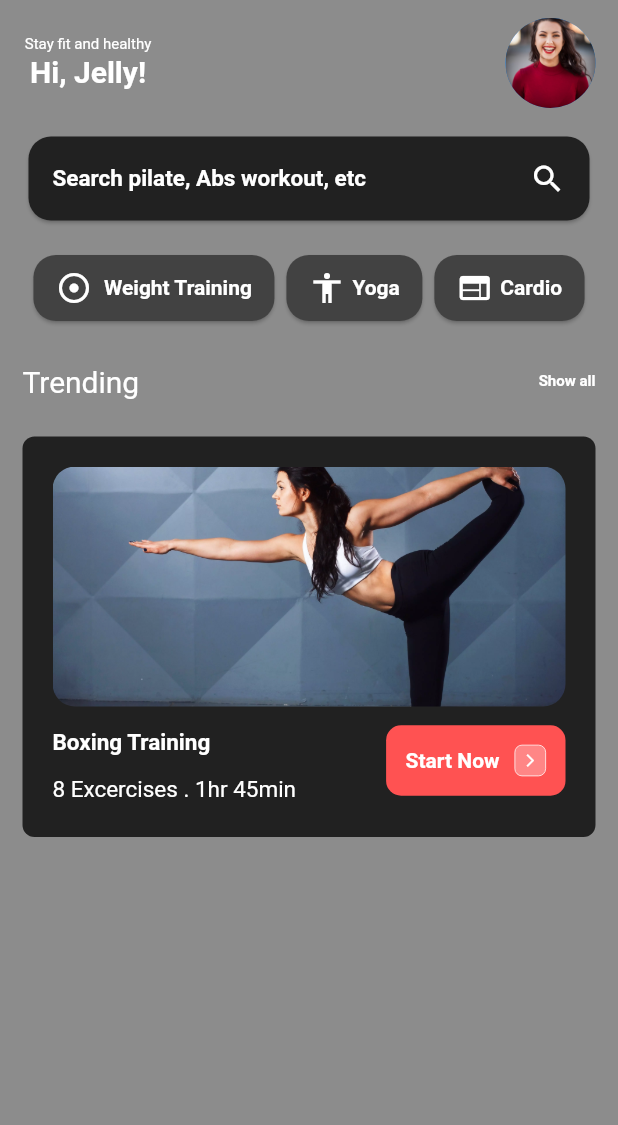
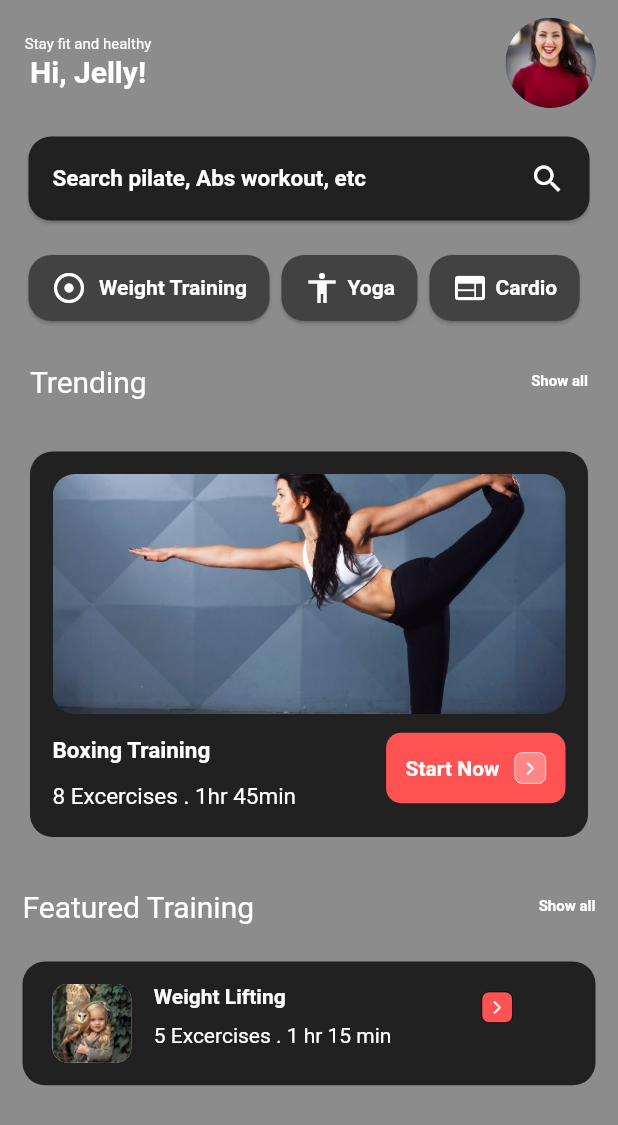
Before and after one commit to FrankOnyemaOrji/practicalApp, a Flutter app: the screen it shows after launch, on a phone screen of 412 x 824 dp. Shown: the top 1125 px of the screen. Run offline on Flutter 3.47's test engine with Material 2 defaults, Android fonts, the phone set to English and light mode, and no system bars; drawn by our look-alikes of getwidget.

Commit message:
latest changes

```diff
--- a/lib/main.dart
+++ b/lib/main.dart
@@ -1,4 +1,5 @@
 import 'package:flutter/cupertino.dart';
+import 'package:getwidget/getwidget.dart';
 import 'package:flutter/material.dart';
 
 void main() {
@@ -22,6 +23,7 @@ class _YogaAppState extends State<YogaApp> {
             padding: const EdgeInsets.symmetric(vertical: 12, horizontal: 15),
             child: SingleChildScrollView(
               child: Column(
+                crossAxisAlignment: CrossAxisAlignment.start,
                 children: [
                   Row(
                     mainAxisAlignment: MainAxisAlignment.spaceBetween,
@@ -89,10 +91,7 @@ class _YogaAppState extends State<YogaApp> {
                       ),
                     ),
                   ),
-                  Padding(
-                    padding:
-                        const EdgeInsets.symmetric(vertical: 0, horizontal: 0),
-                    child: SingleChildScrollView(
+                  SingleChildScrollView(
                     scrollDirection: Axis.horizontal,
                     child: Row(
                       children: [
@@ -192,10 +191,9 @@ class _YogaAppState extends State<YogaApp> {
                       ],
                     ),
                   ),
-                  ),
                   Padding(
                     padding:
-                        const EdgeInsets.symmetric(vertical: 25, horizontal: 0),
+                        const EdgeInsets.symmetric(vertical: 25, horizontal: 5),
                     child: Row(
                       mainAxisAlignment: MainAxisAlignment.spaceBetween,
                       children: [
@@ -217,10 +215,14 @@ class _YogaAppState extends State<YogaApp> {
                       ],
                     ),
                   ),
-                  Container(
-                    padding: EdgeInsets.symmetric(vertical: 20, horizontal: 20),
+                  Padding(
+                    padding:
+                        const EdgeInsets.symmetric(vertical: 10, horizontal: 5),
+                    child: Container(
+                      padding:
+                          EdgeInsets.symmetric(vertical: 15, horizontal: 15),
                       decoration: BoxDecoration(
-                      borderRadius: BorderRadius.circular(8.0),
+                        borderRadius: BorderRadius.circular(15.0),
                         color: Colors.grey.shade900,
                       ),
                       alignment: Alignment.center,
@@ -277,8 +279,9 @@ class _YogaAppState extends State<YogaApp> {
                                     borderRadius: BorderRadius.circular(10.0),
                                     color: Colors.redAccent,
                                   ),
-                                child:  Row(
-                                  mainAxisAlignment: MainAxisAlignment.spaceBetween,
+                                  child: Row(
+                                    mainAxisAlignment:
+                                        MainAxisAlignment.spaceBetween,
                                     children: [
                                       Text(
                                         'Start Now',
@@ -294,11 +297,16 @@ class _YogaAppState extends State<YogaApp> {
                                             width: 0.5,
                                             color: Colors.white,
                                           ),
-                                        borderRadius: BorderRadius.circular(5),
+                                          borderRadius:
+                                              BorderRadius.circular(5),
                                           color: Colors.white.withOpacity(0.3),
                                         ),
                                         padding: const EdgeInsets.all(5),
-                                      child: Icon(Icons.arrow_forward_ios, size: 10.0, color: Colors.white,),
+                                        child: Icon(
+                                          Icons.arrow_forward_ios,
+                                          size: 10.0,
+                                          color: Colors.white,
+                                        ),
                                       ),
                                     ],
                                   ),
@@ -306,9 +314,101 @@ class _YogaAppState extends State<YogaApp> {
                               ),
                             ],
                           ),
-
-                        //This is where my problem is the card is not showing can you help....
-                        //uncomment it so you can fix it...
+                        ],
+                      ),
+                    ),
+                  ),
+                  Padding(
+                    padding:
+                        const EdgeInsets.symmetric(vertical: 25, horizontal: 0),
+                    child: Row(
+                      mainAxisAlignment: MainAxisAlignment.spaceBetween,
+                      children: [
+                        Text(
+                          'Featured Training',
+                          style: TextStyle(
+                            fontSize: 20,
+                            color: Colors.white,
+                          ),
+                        ),
+                        Text(
+                          'Show all',
+                          style: TextStyle(
+                            color: Colors.white,
+                            fontWeight: FontWeight.bold,
+                            fontSize: 10,
+                          ),
+                        )
+                      ],
+                    ),
+                  ),
+                  Container(
+                    padding: EdgeInsets.symmetric(vertical: 15, horizontal: 20),
+                    decoration: BoxDecoration(
+                      color: Colors.grey.shade900,
+                      borderRadius: BorderRadius.circular(
+                        (15.0),
+                      ),
+                    ),
+                    child: Row(
+                      crossAxisAlignment: CrossAxisAlignment.start,
+                      children: [
+                        GFAvatar(
+                          backgroundImage: AssetImage('images/onyema.webp'),
+                          shape: GFAvatarShape.standard,
+                        ),
+                        Padding(
+                          padding: const EdgeInsets.symmetric(
+                              vertical: 0, horizontal: 15),
+                          child: Column(
+                            crossAxisAlignment: CrossAxisAlignment.start,
+                            mainAxisAlignment: MainAxisAlignment.spaceBetween,
+                            children: [
+                              Text(
+                                'Weight Lifting',
+                                style: TextStyle(
+                                  fontWeight: FontWeight.bold,
+                                  color: Colors.white,
+                                ),
+                              ),
+                              Padding(
+                                padding: const EdgeInsets.symmetric(
+                                    vertical: 10, horizontal: 0),
+                                child: Text('5 Excercises . 1 hr 15 min',
+                                    style: TextStyle(color: Colors.white)),
+                              ),
+                            ],
+                          ),
+                        ),
+                        SizedBox(
+                          width: 15,
+                        ),
+                        Column(
+                          mainAxisAlignment: MainAxisAlignment.center,
+                          crossAxisAlignment: CrossAxisAlignment.end,
+                          children: [
+                            Padding(
+                              padding: const EdgeInsets.symmetric(
+                                  horizontal: 30, vertical: 5),
+                              child: Container(
+                                alignment: Alignment.centerRight,
+                                decoration: BoxDecoration(
+                                  border: Border.all(
+                                    width: 0.5,
+                                  ),
+                                  borderRadius: BorderRadius.circular(5),
+                                  color: Colors.redAccent,
+                                ),
+                                padding: const EdgeInsets.all(5),
+                                child: Icon(
+                                  Icons.arrow_forward_ios,
+                                  size: 10.0,
+                                  color: Colors.white,
+                                ),
+                              ),
+                            ),
+                          ],
+                        ),
                       ],
                     ),
                   ),
--- a/pubspec.yaml
+++ b/pubspec.yaml
@@ -18,6 +18,7 @@ dependencies:
   # The following adds the Cupertino Icons font to your application.
   # Use with the CupertinoIcons class for iOS style icons.
   cupertino_icons: ^1.0.2
+  getwidget: ^1.2.4
 
 dev_dependencies:
   flutter_test:
```
Also changed, not shown: pubspec.lock. Lines whose indentation alone changed are shown as unchanged.
